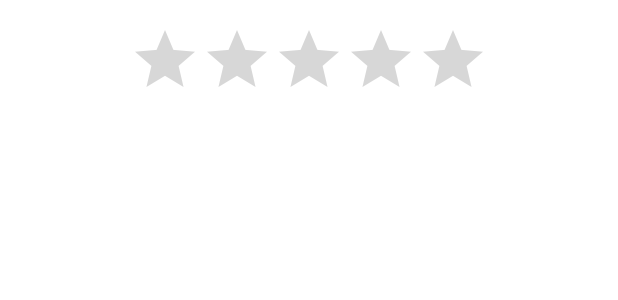
After one commit to adword01/TripIT, an Android app: the layout rating_bottom_sheet.xml on its own in the app's theme, with its tools: preview values and no code run, on a phone screen of 412 x 824 dp. The commit adds this screen. Shown: the top 300 px of the screen. Run offline under Robolectric (Android 15) with nearby library versions, the phone set to English and light mode, and no system bars; Roboto replaces fonts that are not available here.

Commit message:
Ui Commit 13 with in app rating ui

```diff
--- /dev/null
+++ b/app/src/main/res/layout/rating_bottom_sheet.xml
@@ -0,0 +1,22 @@
+<?xml version="1.0" encoding="utf-8"?>
+<LinearLayout xmlns:android="http://schemas.android.com/apk/res/android"
+    android:layout_width="match_parent"
+    android:layout_height="wrap_content"
+    android:orientation="vertical"
+    android:padding="16dp">
+
+    <RatingBar
+        android:id="@+id/ratingBar"
+        android:layout_gravity="center"
+        android:indeterminateTint="#FFEB3B"
+        android:layout_width="wrap_content"
+        android:foregroundTint="#FFEB3B"
+        android:progressTint="#FFEB3B"
+        android:backgroundTint="#FFEB3B"
+        android:stepSize="1"
+        android:secondaryProgressTint="#FFEB3B"
+        android:layout_height="wrap_content" />
+
+    <!-- Add other views here if needed -->
+
+</LinearLayout>
```
Also changed, not shown: app/src/main/java/com/example/tripit/HomeActivity.kt (+26 -0 lines), app/src/main/java/com/example/tripit/fragments/RatingDialogFragment.kt (added, +33 -0 lines), app/src/main/java/com/example/tripit/fragments/SettingsFragment.kt (+18 -0 lines), app/src/main/res/layout/fragment_settings.xml (+5 -5 lines).
